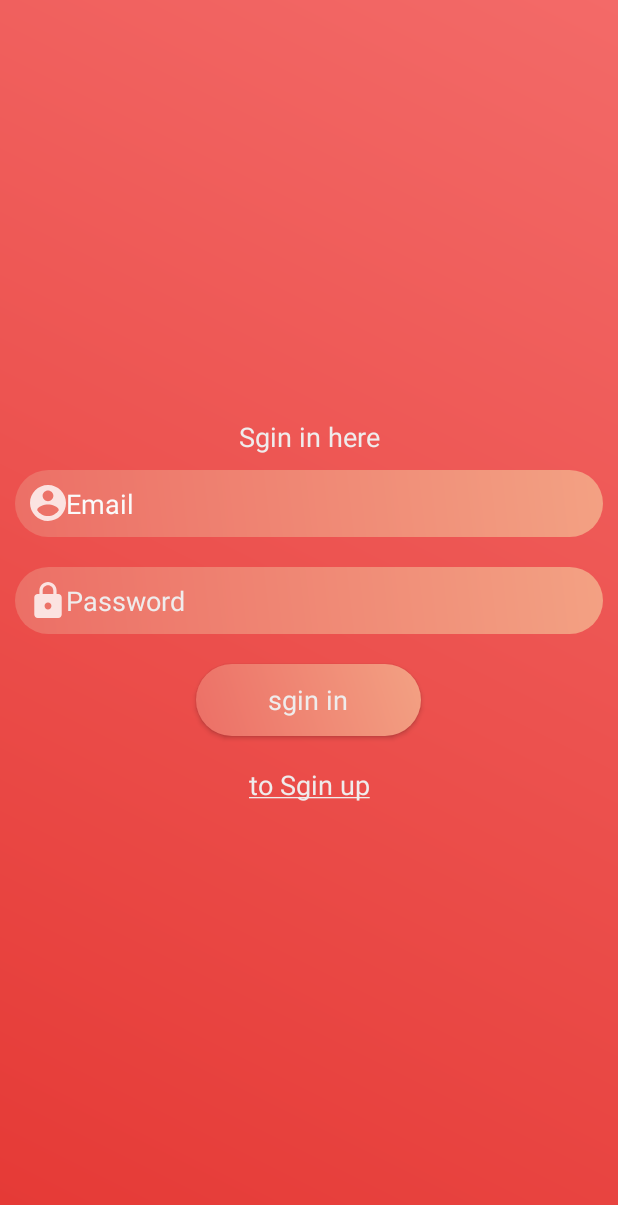
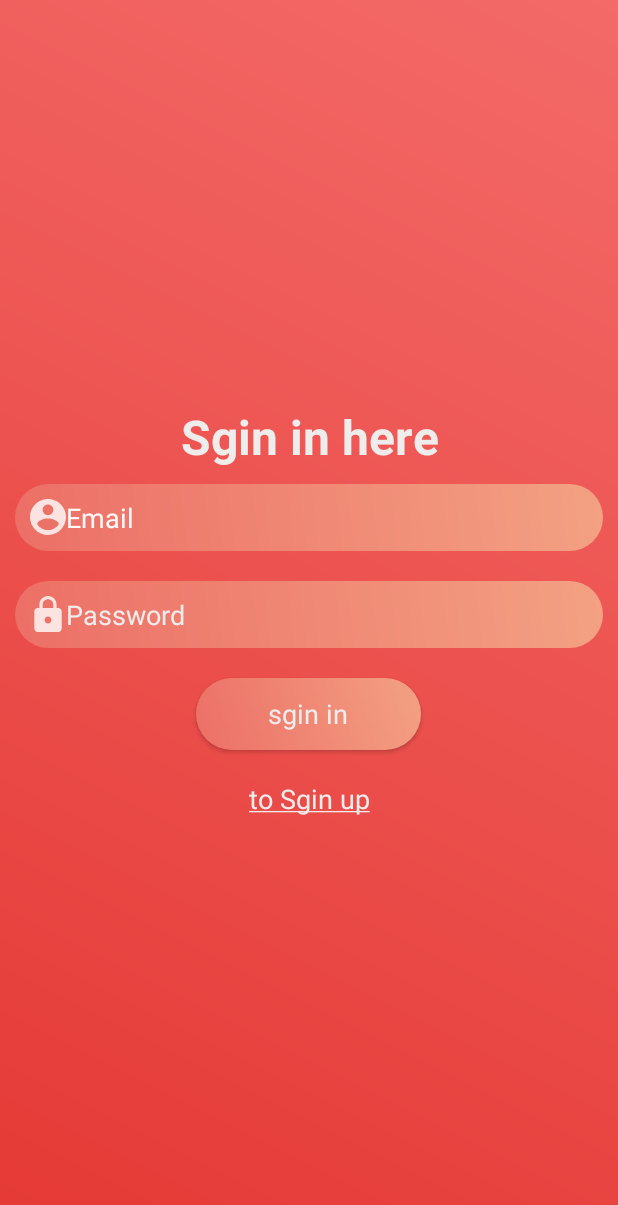
Before and after one commit to bassamnegm/Pomodoro, an Android app: the screen it shows after launch (MainActivity), on a phone screen of 412 x 824 dp. Shown: the top 1205 px of the screen. Run offline under Robolectric (Android 15) with nearby library versions, the phone set to English and light mode, and no system bars; our stand-ins replace Firebase (no records; nobody signed in at launch, a user with empty details on screens opened directly); pictures from the network do not load; 1 statement that could not run was skipped.

Commit message:
second commit

```diff
--- a/app/src/main/res/layout/activity_main.xml
+++ b/app/src/main/res/layout/activity_main.xml
@@ -11,9 +11,11 @@
     <TextView
         android:layout_width="match_parent"
         android:layout_height="wrap_content"
-        android:text="Sgin in here"
+        android:text="@string/sgin_in_here"
         android:textColor="#EFECEC"
         android:gravity="center"
+        android:textSize="32sp"
+        android:textStyle="bold"
         android:textAppearance="?android:textAppearanceMediumInverse"
         android:layout_gravity="center"
         android:id="@+id/text"
@@ -23,7 +25,7 @@
         android:textAppearance="?android:textAppearanceMediumInverse"
         android:layout_width="match_parent"
         android:layout_height="wrap_content"
-        android:hint="Email"
+        android:hint="@string/email"
         android:drawableStart="@drawable/profile"
         android:textColor="#EFECEC"
         android:layout_margin="10dp"
@@ -31,13 +33,14 @@
         android:background="@drawable/box"
         android:padding="10dp"
         android:id="@+id/email"
-        ></EditText>
+        android:inputType="textEmailAddress"
+        android:autofillHints=""></EditText>
     <EditText
 
         android:textAppearance="?android:textAppearanceMediumInverse"
         android:layout_width="match_parent"
         android:layout_height="wrap_content"
-        android:hint="Password"
+        android:hint="@string/password"
         android:textColor="#EFECEC"
         android:layout_margin="10dp"
         android:inputType="textPassword"
@@ -46,14 +49,14 @@
         android:background="@drawable/box"
         android:padding="10dp"
         android:id="@+id/password"
-        ></EditText>
+        android:autofillHints=""></EditText>
     <Button
         android:textAppearance="?android:textAppearanceMediumInverse"
         android:layout_width="150dp"
         android:layout_height="wrap_content"
         android:background="@drawable/box"
         android:layout_margin="10dp"
-        android:text="sgin in"
+        android:text="@string/sgin_in"
         android:id="@+id/btnsginin"
         android:textColor="#EFECEC"
         ></Button>
--- a/app/src/main/res/layout/item.xml
+++ b/app/src/main/res/layout/item.xml
@@ -23,7 +23,7 @@
         <TextView
             android:layout_width="match_parent"
             android:layout_height="wrap_content"
-            android:text="title"
+            android:text="@string/title"
             android:padding="5dp"
             android:maxLines="2"
             android:layout_marginStart="15dp"
@@ -36,7 +36,7 @@
         <TextView
             android:layout_width="match_parent"
             android:layout_height="wrap_content"
-            android:text="descreption"
+            android:text="@string/descreption1"
             android:padding="5dp"
             android:layout_marginStart="15dp"
             android:layout_marginEnd="15dp"
@@ -50,7 +50,7 @@
         <TextView
             android:layout_width="300dp"
             android:layout_height="wrap_content"
-            android:text="10/2/2020"
+            android:text="@string/_10_2_2020"
             android:padding="5dp"
             android:maxLines="2"
             android:id="@+id/dateid"
--- a/app/src/main/res/values/strings.xml
+++ b/app/src/main/res/values/strings.xml
@@ -1,3 +1,16 @@
 <resources>
     <string name="app_name">Pomodoro</string>
+    <string name="sgin_up_here">Sgin up here</string>
+    <string name="sgin_up">sgin up</string>
+    <string name="email">Email</string>
+    <string name="password">Password</string>
+    <string name="sgin_in_here">Sgin in here</string>
+    <string name="sgin_in">sgin in</string>
+    <string name="descreption">Descreption:</string>
+    <string name="_10_2_2020">10/2/2020</string>
+    <string name="descreption1">descreption</string>
+    <string name="title">title</string>
+    <string name="save">save</string>
+    <string name="add_your_data">add your data</string>
+    <string name="title1">Title:</string>
 </resources>
```
Also changed, not shown: app/src/main/java/com/example/budegtapp/HomeActivity.java (+12 -1 lines), app/src/main/res/layout/activity_register.xml (+9 -6 lines), app/src/main/res/layout/input.xml (+13 -9 lines).
